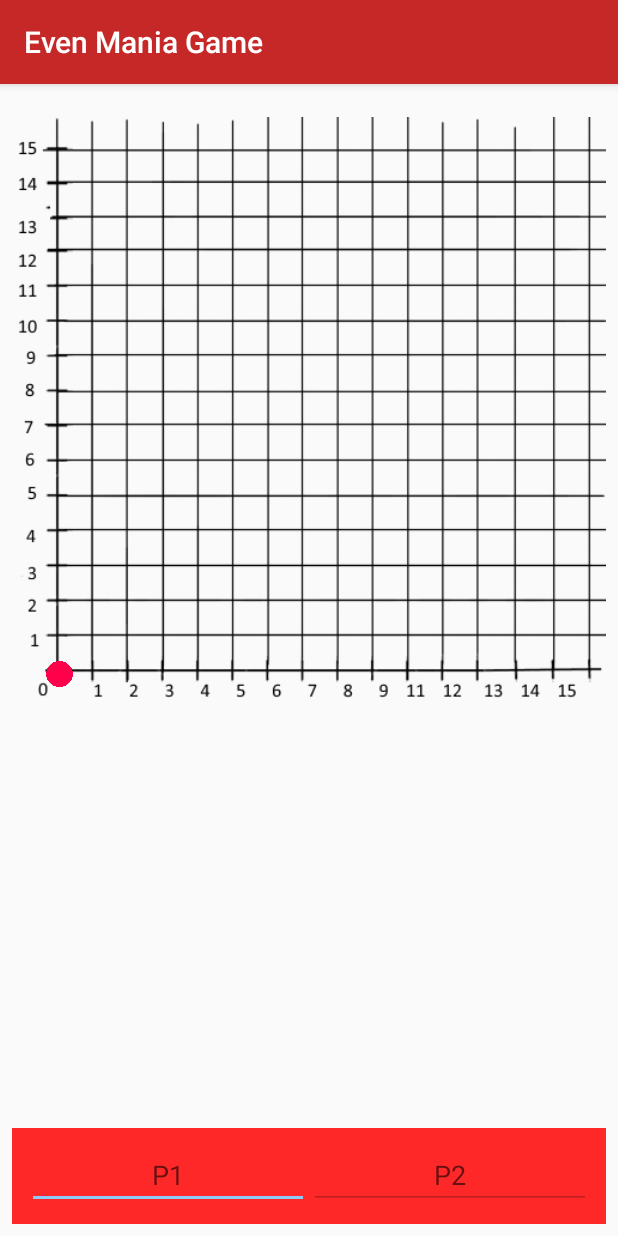
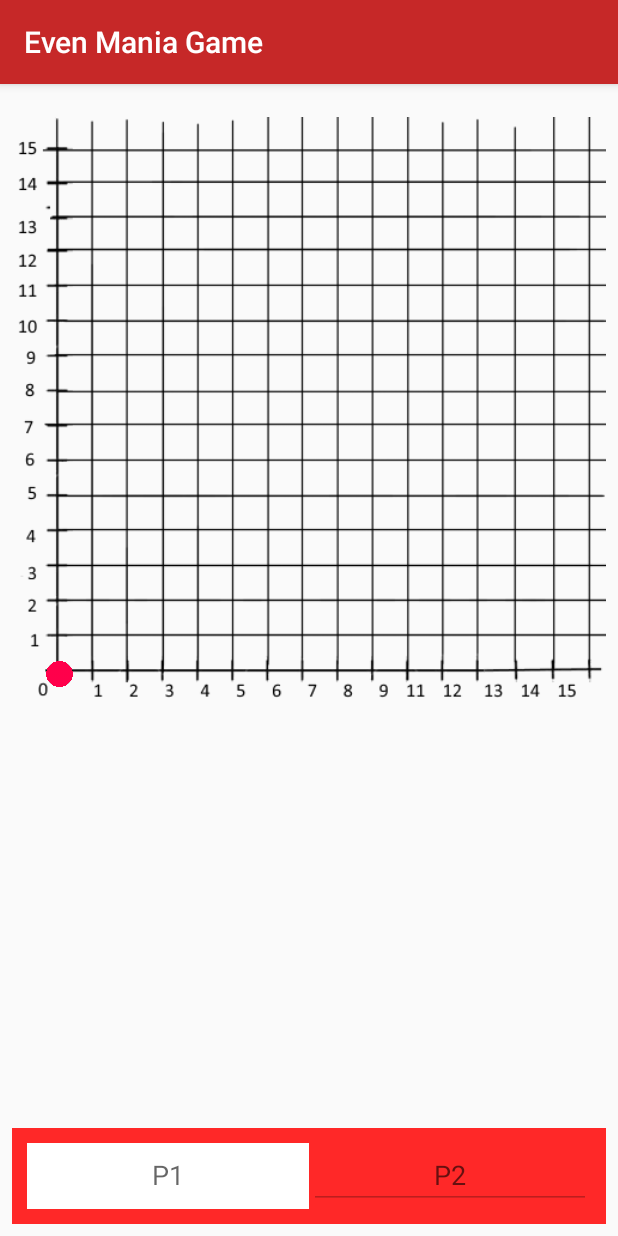
Before and after one commit to KalinD/The-ERRORs, an Android app: the EvenManiaGameActivity screen opened directly, with no data from a screen before it, on a phone screen of 412 x 824 dp. Run offline under Robolectric (Android 15) with nearby library versions, the phone set to English and light mode, and no system bars; our stand-ins replace ButterKnife.

Commit message:
Added design in EvenMania

```diff
--- a/app/src/main/java/com/theerrors/xames/EvenManiaGameActivity.java
+++ b/app/src/main/java/com/theerrors/xames/EvenManiaGameActivity.java
@@ -2,6 +2,7 @@ package com.theerrors.xames;
 
 import android.content.DialogInterface;
 import android.content.Intent;
+import android.graphics.Color;
 import android.media.Image;
 import android.os.Bundle;
 import android.os.PersistableBundle;
@@ -71,16 +72,16 @@ public class EvenManiaGameActivity extends AppCompatActivity {
         setContentView(R.layout.activity_even_mania_main);
         ButterKnife.bind(this);
         p2_choice.setEnabled(false);
-
+        p1_choice.setBackgroundColor(Color.WHITE);
+        p1_choice.setTextColor(Color.RED);
+        p2_choice.setTextColor(Color.RED);
     }
 
     @OnClick(R.id.p1_choice)
     public void onPlayer1Input() {
         choice1 = (EditText) findViewById(R.id.p1_choice);
 
-
         ImageView image_moving_thing = (ImageView) findViewById(R.id.image_moving_thing); //image_moving_thing
-
 
         String p1Value = choice1.getText().toString();
 
@@ -105,6 +106,11 @@ public class EvenManiaGameActivity extends AppCompatActivity {
 
             CheckWin();
             image_moving_thing.startAnimation(move);
+
+            p1_choice.setBackgroundColor(Color.RED);
+            p2_choice.setText(null);
+            p2_choice.requestFocus();
+            p2_choice.setBackgroundColor(Color.WHITE);
             p1_choice.setEnabled(false);
             p2_choice.setEnabled(true);
         }
@@ -139,6 +145,10 @@ public class EvenManiaGameActivity extends AppCompatActivity {
             }
 
             CheckWin();
+            p1_choice.setBackgroundColor(Color.WHITE);
+            p2_choice.setBackgroundColor(Color.RED);
+            p1_choice.setText(null);
+            p1_choice.requestFocus();
             p1_choice.setEnabled(true);
             p2_choice.setEnabled(false);
             image_moving_thing.startAnimation(move);
--- a/app/src/main/res/layout/activity_even_mania_main.xml
+++ b/app/src/main/res/layout/activity_even_mania_main.xml
@@ -106,7 +106,7 @@
             android:layout_marginStart="10dp"
             android:layout_marginTop="10dp"
             android:layout_weight="1"
-            android:ems="2"
+            android:ems="1"
             android:gravity="center_horizontal"
             android:hint="P1"
             android:inputType="number"
@@ -122,7 +122,8 @@
             android:layout_marginRight="10dp"
             android:layout_marginTop="10dp"
             android:layout_weight="1"
-            android:ems="2"
+            android:ems="1"
+            android:textColor="#ffffff"
             android:gravity="center_horizontal"
             android:hint="P2"
             android:inputType="number" />
```
Also changed, not shown: app/src/main/java/com/theerrors/xames/BasheMenuActivity.java (line endings or trailing spaces).
